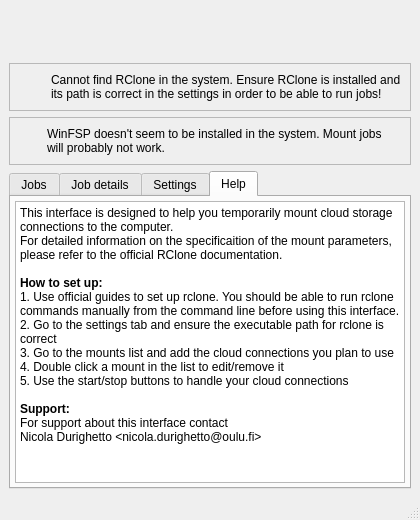
Old version of the form view/MainWindow.ui in the repository duri93/OneClone.
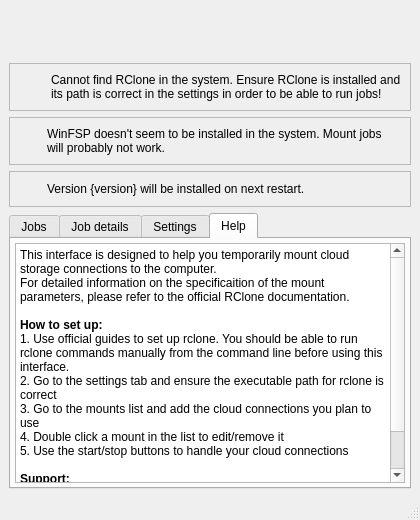
New version of the form. The open tabs and pages were chosen to show the change. Icons and pictures are not drawn. Custom widgets are drawn as their Qt base class.

What changed in the file:
```diff
--- a/view/MainWindow.ui
+++ b/view/MainWindow.ui
@@ -225,6 +225,65 @@
       </layout>
      </widget>
     </item>
+    <item>
+     <widget class="QFrame" name="updateFrame">
+      <property name="enabled">
+       <bool>true</bool>
+      </property>
+      <property name="frameShape">
+       <enum>QFrame::Shape::StyledPanel</enum>
+      </property>
+      <property name="frameShadow">
+       <enum>QFrame::Shadow::Raised</enum>
+      </property>
+      <layout class="QHBoxLayout" name="horizontalLayout">
+       <property name="spacing">
+        <number>12</number>
+       </property>
+       <item>
+        <widget class="QLabel" name="updateIcon">
+         <property name="minimumSize">
+          <size>
+           <width>16</width>
+           <height>16</height>
+          </size>
+         </property>
+         <property name="maximumSize">
+          <size>
+           <width>16</width>
+           <height>16</height>
+          </size>
+         </property>
+         <property name="text">
+          <string/>
+         </property>
+         <property name="pixmap">
+          <pixmap resource="../resources.qrc">:/resources/icons/message.svg</pixmap>
+         </property>
+         <property name="scaledContents">
+          <bool>true</bool>
+         </property>
+        </widget>
+       </item>
+       <item>
+        <widget class="QLabel" name="updateLabel">
+         <property name="frameShape">
+          <enum>QFrame::Shape::NoFrame</enum>
+         </property>
+         <property name="text">
+          <string>Version {version} will be installed on next restart.</string>
+         </property>
+         <property name="wordWrap">
+          <bool>true</bool>
+         </property>
+         <property name="textInteractionFlags">
+          <set>Qt::TextInteractionFlag::NoTextInteraction</set>
+         </property>
+        </widget>
+       </item>
+      </layout>
+     </widget>
+    </item>
     <item>
      <widget class="QTabWidget" name="tabWidget">
       <property name="currentIndex">
@@ -874,21 +933,21 @@
 hr { height: 1px; border-width: 0; }
 li.unchecked::marker { content: &quot;\2610&quot;; }
 li.checked::marker { content: &quot;\2612&quot;; }
-&lt;/style&gt;&lt;/head&gt;&lt;body style=&quot; font-family:'Segoe UI'; font-size:9pt; font-weight:400; font-style:normal;&quot;&gt;
-&lt;p style=&quot; margin-top:0px; margin-bottom:0px; margin-left:0px; margin-right:0px; -qt-block-indent:0; text-indent:0px;&quot;&gt;This interface is designed to help you temporarily mount cloud storage connections to the computer.&lt;/p&gt;
-&lt;p style=&quot; margin-top:0px; margin-bottom:0px; margin-left:0px; margin-right:0px; -qt-block-indent:0; text-indent:0px;&quot;&gt;For detailed information on the specificaition of the mount parameters, please refer to the official RClone documentation.&lt;/p&gt;
-&lt;p style=&quot;-qt-paragraph-type:empty; margin-top:0px; margin-bottom:0px; margin-left:0px; margin-right:0px; -qt-block-indent:0; text-indent:0px; font-weight:700;&quot;&gt;&lt;br /&gt;&lt;/p&gt;
-&lt;p style=&quot; margin-top:0px; margin-bottom:0px; margin-left:0px; margin-right:0px; -qt-block-indent:0; text-indent:0px;&quot;&gt;&lt;span style=&quot; font-weight:700;&quot;&gt;How to set up:&lt;/span&gt;&lt;/p&gt;
-&lt;p style=&quot; margin-top:0px; margin-bottom:0px; margin-left:0px; margin-right:0px; -qt-block-indent:0; text-indent:0px;&quot;&gt;1. Use official guides to set up rclone. You should be able to run rclone commands manually from the command line before using this interface.&lt;/p&gt;
-&lt;p style=&quot; margin-top:0px; margin-bottom:0px; margin-left:0px; margin-right:0px; -qt-block-indent:0; text-indent:0px;&quot;&gt;2. Go to the settings tab and ensure the executable path for rclone is correct&lt;/p&gt;
-&lt;p style=&quot; margin-top:0px; margin-bottom:0px; margin-left:0px; margin-right:0px; -qt-block-indent:0; text-indent:0px;&quot;&gt;3. Go to the mounts list and add the cloud connections you plan to use&lt;/p&gt;
-&lt;p style=&quot; margin-top:0px; margin-bottom:0px; margin-left:0px; margin-right:0px; -qt-block-indent:0; text-indent:0px;&quot;&gt;4. Double click a mount in the list to edit/remove it&lt;/p&gt;
-&lt;p style=&quot; margin-top:0px; margin-bottom:0px; margin-left:0px; margin-right:0px; -qt-block-indent:0; text-indent:0px;&quot;&gt;5. Use the start/stop buttons to handle your cloud connections&lt;/p&gt;
-&lt;p style=&quot;-qt-paragraph-type:empty; margin-top:0px; margin-bottom:0px; margin-left:0px; margin-right:0px; -qt-block-indent:0; text-indent:0px;&quot;&gt;&lt;br /&gt;&lt;/p&gt;
-&lt;p style=&quot; margin-top:0px; margin-bottom:0px; margin-left:0px; margin-right:0px; -qt-block-indent:0; text-indent:0px;&quot;&gt;&lt;span style=&quot; font-weight:700;&quot;&gt;Support:&lt;/span&gt;&lt;/p&gt;
-&lt;p style=&quot; margin-top:0px; margin-bottom:0px; margin-left:0px; margin-right:0px; -qt-block-indent:0; text-indent:0px;&quot;&gt;For support about this interface contact&lt;/p&gt;
-&lt;p style=&quot; margin-top:0px; margin-bottom:0px; margin-left:0px; margin-right:0px; -qt-block-indent:0; text-indent:0px;&quot;&gt;Nicola Durighetto &amp;lt;nicola.durighetto@oulu.fi&amp;gt;&lt;/p&gt;
-&lt;p style=&quot;-qt-paragraph-type:empty; margin-top:0px; margin-bottom:0px; margin-left:0px; margin-right:0px; -qt-block-indent:0; text-indent:0px;&quot;&gt;&lt;br /&gt;&lt;/p&gt;&lt;/body&gt;&lt;/html&gt;</string>
+&lt;/style&gt;&lt;/head&gt;&lt;body style=&quot; font-family:'Sans Serif'; font-size:9pt; font-weight:400; font-style:normal;&quot;&gt;
+&lt;p style=&quot; margin-top:0px; margin-bottom:0px; margin-left:0px; margin-right:0px; -qt-block-indent:0; text-indent:0px;&quot;&gt;&lt;span style=&quot; font-family:'Segoe UI';&quot;&gt;This interface is designed to help you temporarily mount cloud storage connections to the computer.&lt;/span&gt;&lt;/p&gt;
+&lt;p style=&quot; margin-top:0px; margin-bottom:0px; margin-left:0px; margin-right:0px; -qt-block-indent:0; text-indent:0px;&quot;&gt;&lt;span style=&quot; font-family:'Segoe UI';&quot;&gt;For detailed information on the specificaition of the mount parameters, please refer to the official RClone documentation.&lt;/span&gt;&lt;/p&gt;
+&lt;p style=&quot;-qt-paragraph-type:empty; margin-top:0px; margin-bottom:0px; margin-left:0px; margin-right:0px; -qt-block-indent:0; text-indent:0px; font-family:'Segoe UI'; font-weight:700;&quot;&gt;&lt;br /&gt;&lt;/p&gt;
+&lt;p style=&quot; margin-top:0px; margin-bottom:0px; margin-left:0px; margin-right:0px; -qt-block-indent:0; text-indent:0px;&quot;&gt;&lt;span style=&quot; font-family:'Segoe UI'; font-weight:700;&quot;&gt;How to set up:&lt;/span&gt;&lt;/p&gt;
+&lt;p style=&quot; margin-top:0px; margin-bottom:0px; margin-left:0px; margin-right:0px; -qt-block-indent:0; text-indent:0px;&quot;&gt;&lt;span style=&quot; font-family:'Segoe UI';&quot;&gt;1. Use official guides to set up rclone. You should be able to run rclone commands manually from the command line before using this interface.&lt;/span&gt;&lt;/p&gt;
+&lt;p style=&quot; margin-top:0px; margin-bottom:0px; margin-left:0px; margin-right:0px; -qt-block-indent:0; text-indent:0px;&quot;&gt;&lt;span style=&quot; font-family:'Segoe UI';&quot;&gt;2. Go to the settings tab and ensure the executable path for rclone is correct&lt;/span&gt;&lt;/p&gt;
+&lt;p style=&quot; margin-top:0px; margin-bottom:0px; margin-left:0px; margin-right:0px; -qt-block-indent:0; text-indent:0px;&quot;&gt;&lt;span style=&quot; font-family:'Segoe UI';&quot;&gt;3. Go to the mounts list and add the cloud connections you plan to use&lt;/span&gt;&lt;/p&gt;
+&lt;p style=&quot; margin-top:0px; margin-bottom:0px; margin-left:0px; margin-right:0px; -qt-block-indent:0; text-indent:0px;&quot;&gt;&lt;span style=&quot; font-family:'Segoe UI';&quot;&gt;4. Double click a mount in the list to edit/remove it&lt;/span&gt;&lt;/p&gt;
+&lt;p style=&quot; margin-top:0px; margin-bottom:0px; margin-left:0px; margin-right:0px; -qt-block-indent:0; text-indent:0px;&quot;&gt;&lt;span style=&quot; font-family:'Segoe UI';&quot;&gt;5. Use the start/stop buttons to handle your cloud connections&lt;/span&gt;&lt;/p&gt;
+&lt;p style=&quot;-qt-paragraph-type:empty; margin-top:0px; margin-bottom:0px; margin-left:0px; margin-right:0px; -qt-block-indent:0; text-indent:0px; font-family:'Segoe UI';&quot;&gt;&lt;br /&gt;&lt;/p&gt;
+&lt;p style=&quot; margin-top:0px; margin-bottom:0px; margin-left:0px; margin-right:0px; -qt-block-indent:0; text-indent:0px;&quot;&gt;&lt;span style=&quot; font-family:'Segoe UI'; font-weight:700;&quot;&gt;Support:&lt;/span&gt;&lt;/p&gt;
+&lt;p style=&quot; margin-top:0px; margin-bottom:0px; margin-left:0px; margin-right:0px; -qt-block-indent:0; text-indent:0px;&quot;&gt;&lt;span style=&quot; font-family:'Segoe UI';&quot;&gt;For support about this interface contact&lt;/span&gt;&lt;/p&gt;
+&lt;p style=&quot; margin-top:0px; margin-bottom:0px; margin-left:0px; margin-right:0px; -qt-block-indent:0; text-indent:0px;&quot;&gt;&lt;span style=&quot; font-family:'Segoe UI';&quot;&gt;Nicola Durighetto &amp;lt;nicola.durighetto@oulu.fi&amp;gt;&lt;/span&gt;&lt;/p&gt;
+&lt;p style=&quot;-qt-paragraph-type:empty; margin-top:0px; margin-bottom:0px; margin-left:0px; margin-right:0px; -qt-block-indent:0; text-indent:0px; font-family:'Segoe UI';&quot;&gt;&lt;br /&gt;&lt;/p&gt;&lt;/body&gt;&lt;/html&gt;</string>
           </property>
          </widget>
         </item>
```
Left out of the diff: 8 changed lines with no effect on the pictures.
